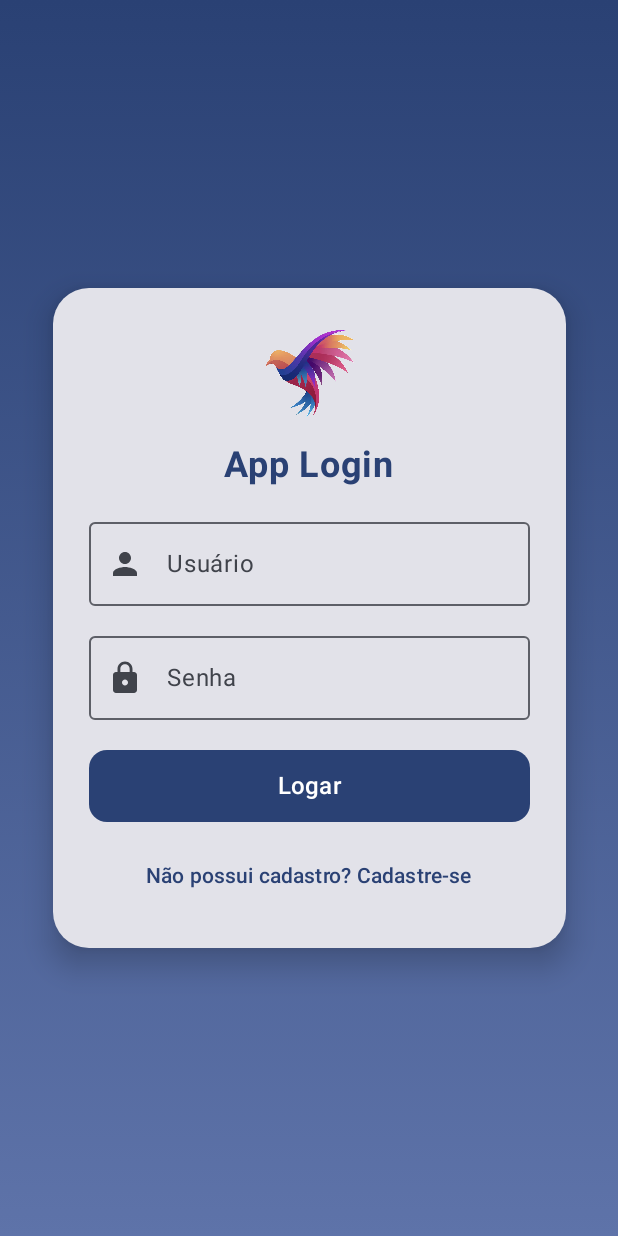
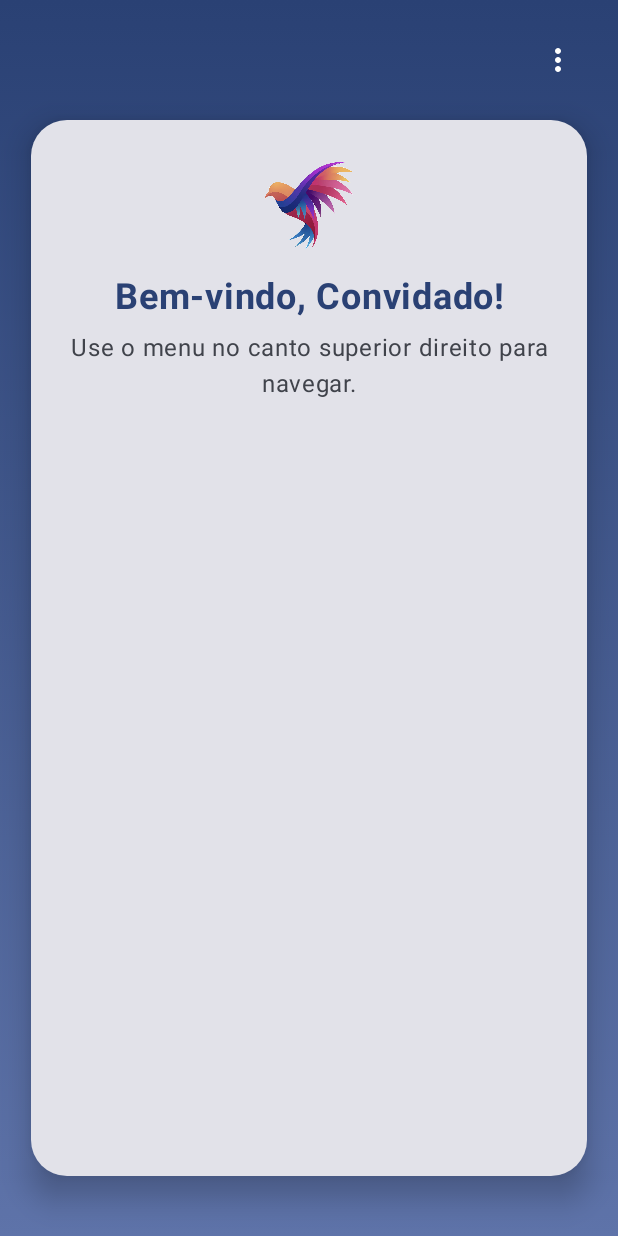
Before and after one commit to nickolss-school/simple-app, an Android app built with Jetpack Compose: the screen it shows after launch (MainActivity), after a tap on "Logar", on a phone screen of 412 x 824 dp. Run offline under Robolectric (Android 15) with nearby library versions, the phone set to English and light mode, and no system bars.

Commit message:
feat: added home screen

```diff
--- /dev/null
+++ b/app/src/main/java/com/nickolss/aula_tapweb/HomeScreen.kt
@@ -0,0 +1,126 @@
+package com.nickolss.aula_tapweb
+
+import androidx.compose.foundation.Image
+import androidx.compose.foundation.background
+import androidx.compose.foundation.layout.*
+import androidx.compose.foundation.shape.RoundedCornerShape
+import androidx.compose.material.icons.Icons
+import androidx.compose.material.icons.filled.MoreVert
+import androidx.compose.material3.*
+import androidx.compose.runtime.*
+import androidx.compose.ui.Alignment
+import androidx.compose.ui.Modifier
+import androidx.compose.ui.graphics.Brush
+import androidx.compose.ui.res.painterResource
+import androidx.compose.ui.text.font.FontWeight
+import androidx.compose.ui.text.style.TextAlign
+import androidx.compose.ui.unit.dp
+import androidx.compose.ui.unit.sp
+
+@Composable
+fun HomeScreen(
+    userName: String = "Usuário",
+    onCadastrarProduto: () -> Unit,
+    onListarProdutos: () -> Unit,
+    onLogout: () -> Unit
+) {
+    var menuExpanded by remember { mutableStateOf(false) }
+
+    val gradient = Brush.verticalGradient(
+        colors = listOf(
+            MaterialTheme.colorScheme.primary,
+            MaterialTheme.colorScheme.primaryContainer
+        )
+    )
+
+    Box(
+        modifier = Modifier
+            .fillMaxSize()
+            .background(brush = gradient),
+        contentAlignment = Alignment.TopCenter
+    ) {
+        Column(
+            horizontalAlignment = Alignment.End,
+            modifier = Modifier
+                .fillMaxWidth()
+                .padding(16.dp)
+        ) {
+            Box {
+                IconButton(onClick = { menuExpanded = true }) {
+                    Icon(
+                        imageVector = Icons.Default.MoreVert,
+                        contentDescription = "Menu",
+                        tint = MaterialTheme.colorScheme.onPrimary
+                    )
+                }
+
+                DropdownMenu(
+                    expanded = menuExpanded,
+                    onDismissRequest = { menuExpanded = false }
+                ) {
+                    DropdownMenuItem(
+                        text = { Text("Cadastrar Produto") },
+                        onClick = {
+                            menuExpanded = false
+                            onCadastrarProduto()
+                        }
+                    )
+                    DropdownMenuItem(
+                        text = { Text("Listar Produtos") },
+                        onClick = {
+                            menuExpanded = false
+                            onListarProdutos()
+                        }
+                    )
+                    Divider()
+                    DropdownMenuItem(
+                        text = { Text("Deslogar") },
+                        onClick = {
+                            menuExpanded = false
+                            onLogout()
+                        }
+                    )
+                }
+            }
+        }
+
+        Card(
+            modifier = Modifier
+                .padding(top = 80.dp, bottom = 40.dp)
+                .fillMaxWidth(0.9f)
+                .fillMaxSize(),
+            shape = RoundedCornerShape(24.dp),
+            elevation = CardDefaults.cardElevation(12.dp)
+        ) {
+            Column(
+                horizontalAlignment = Alignment.CenterHorizontally,
+                modifier = Modifier.padding(24.dp)
+            ) {
+                Image(
+                    painter = painterResource(id = R.drawable.ic_logo),
+                    contentDescription = "Logo",
+                    modifier = Modifier
+                        .height(80.dp)
+                        .padding(bottom = 16.dp)
+                )
+
+                Text(
+                    text = "Bem-vindo, $userName!",
+                    fontSize = 24.sp,
+                    fontWeight = FontWeight.Bold,
+                    color = MaterialTheme.colorScheme.primary,
+                    textAlign = TextAlign.Center
+                )
+
+                Spacer(modifier = Modifier.height(8.dp))
+
+                Text(
+                    text = "Use o menu no canto superior direito para navegar.",
+                    fontSize = 16.sp,
+                    color = MaterialTheme.colorScheme.onSurfaceVariant,
+                    textAlign = TextAlign.Center
+                )
+            }
+        }
+    }
+}
--- a/app/src/main/java/com/nickolss/aula_tapweb/MainActivity.kt
+++ b/app/src/main/java/com/nickolss/aula_tapweb/MainActivity.kt
@@ -12,9 +12,11 @@ import androidx.compose.material3.Text
 import androidx.compose.runtime.Composable
 import androidx.compose.ui.Modifier
 import androidx.compose.ui.tooling.preview.Preview
+import androidx.navigation.NavType
 import androidx.navigation.compose.NavHost
 import androidx.navigation.compose.composable
 import androidx.navigation.compose.rememberNavController
+import androidx.navigation.navArgument
 import com.nickolss.aula_tapweb.ui.theme.AulatapwebTheme
 
 class MainActivity : ComponentActivity() {
@@ -45,6 +47,27 @@ class MainActivity : ComponentActivity() {
                                 }
                             )
                         }
+                        composable(
+                            "home/{userName}",
+                            arguments = listOf(navArgument("userName") {
+                                type = NavType.StringType
+                            })
+                        ) { backStackEntry ->
+                            val userName =
+                                backStackEntry.arguments?.getString("userName") ?: "Usuário"
+                            HomeScreen(
+                                userName = userName,
+                                onCadastrarProduto = {
+                                    navController.navigate("cadastrarProduto")
+                                },
+                                onListarProdutos = {
+                                    navController.navigate("listarProdutos")
+                                },
+                                onLogout = {
+                                    navController.popBackStack("login", inclusive = false)
+                                }
+                            )
+                        }
 
                     }
                 }
```
